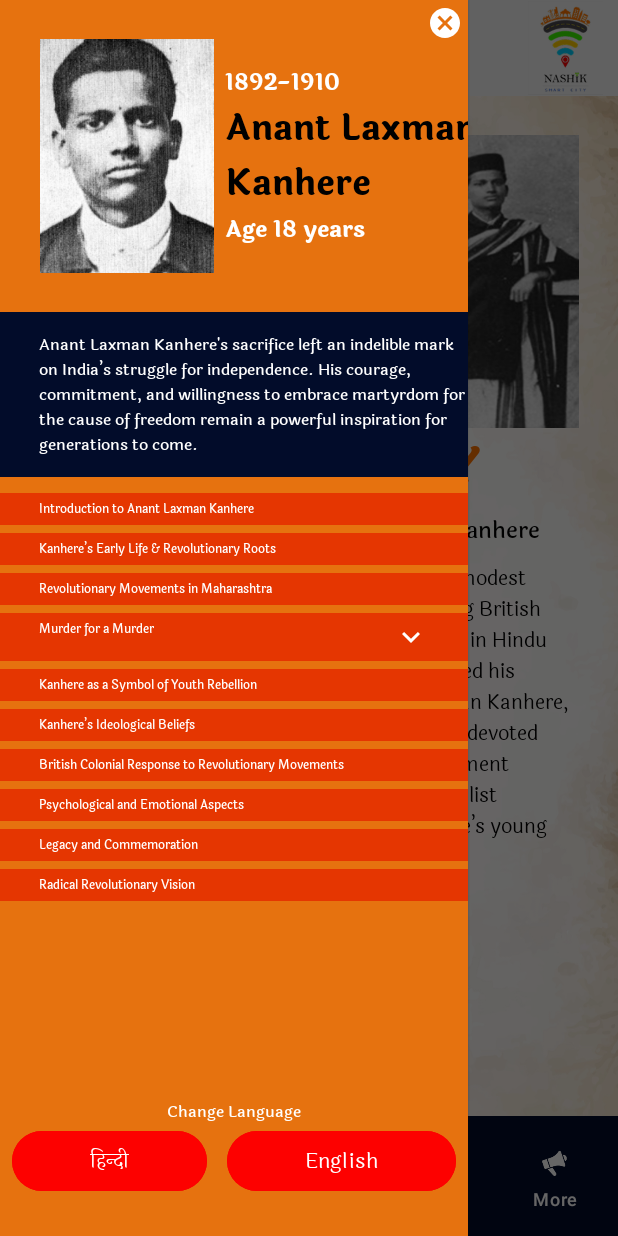
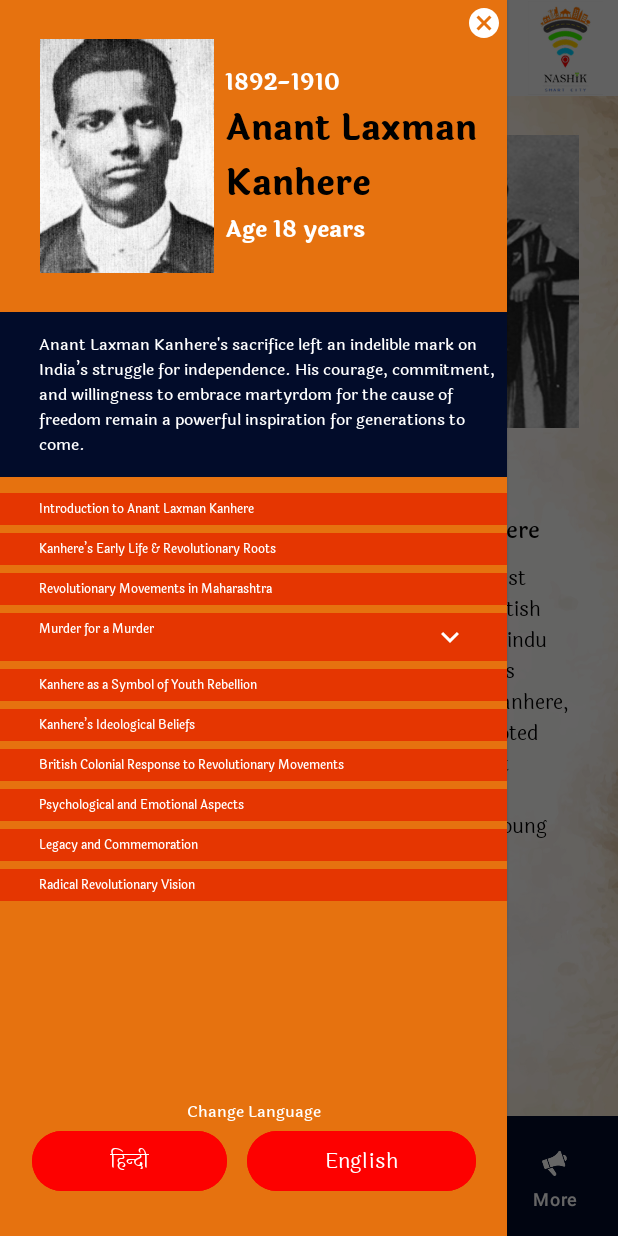
Before and after one commit to mukeshlal283/Famous-personality, an Android app: the AnantLaxmanActivity screen opened directly, with no data from a screen before it, with the side drawer open, on a phone screen of 412 x 824 dp. Run offline under Robolectric (Android 15) with nearby library versions, the phone set to English and light mode, and no system bars; our stand-ins replace navigation-ui, sdp/ssp sizes.

```diff
--- a/app/src/main/res/layout/activity_anant_laxman.xml
+++ b/app/src/main/res/layout/activity_anant_laxman.xml
@@ -47,7 +47,7 @@
     </androidx.constraintlayout.widget.ConstraintLayout>
 
     <LinearLayout
-        android:layout_width="@dimen/_240sdp"
+        android:layout_width="@dimen/_260sdp"
         android:layout_height="match_parent"
         android:layout_gravity="start"
         android:orientation="vertical"
```
Also changed, not shown: 1 other file.
